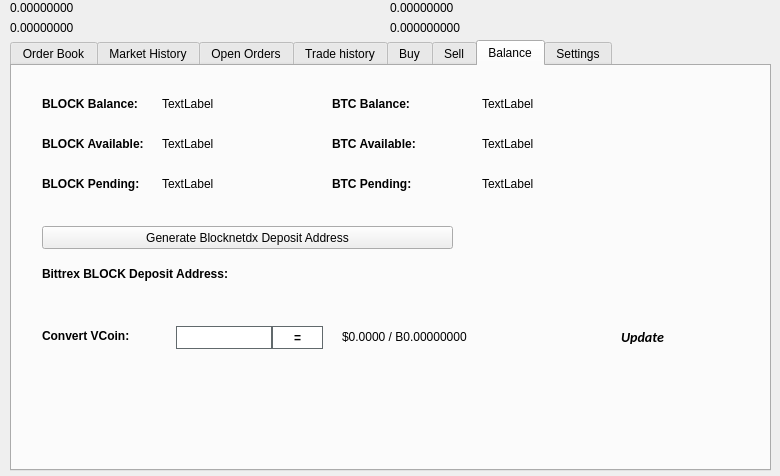
XCurrency/xc, file src/qt/forms/tradingdialog.ui: the form before one commit.
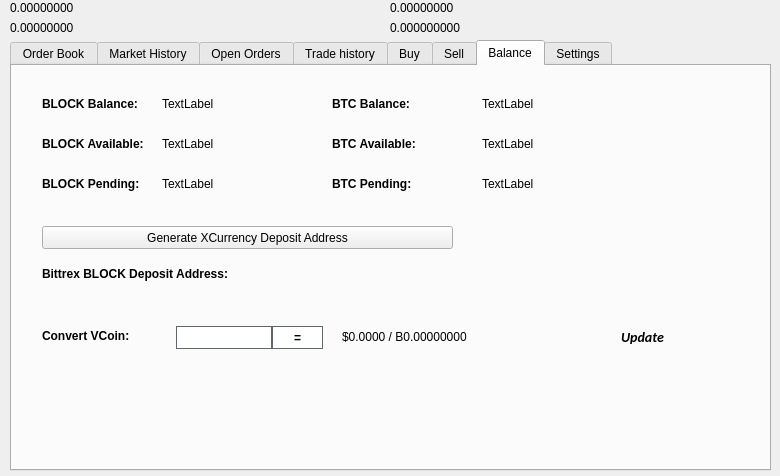
The form after the commit. The open tabs and pages were chosen to show the change. Icons and pictures are not drawn.

What changed in the file:
```diff
--- a/src/qt/forms/tradingdialog.ui
+++ b/src/qt/forms/tradingdialog.ui
@@ -2941,7 +2941,7 @@
       </rect>
      </property>
      <property name="text">
-      <string>Generate Blocknetdx Deposit Address</string>
+      <string>Generate XCurrency Deposit Address</string>
      </property>
      <property name="icon">
       <iconset resource="../xc3.qrc">
```
Left out of the diff: 4 changed lines with no effect on the pictures.
